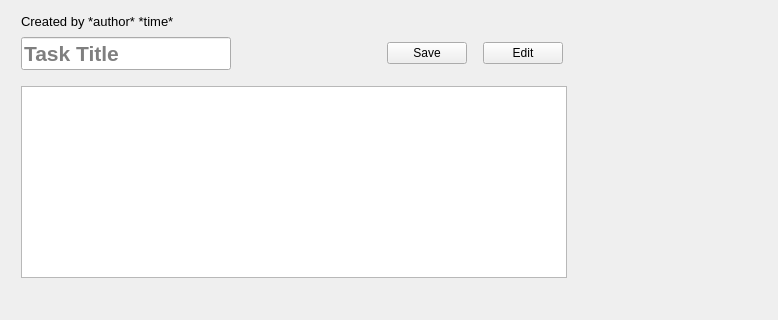
Qt form task-tracker-frontend/IssueWidget.ui (Unkorunk/task-tracker) before a commit; both pictures show x 0 to 778 and y 0 to 320 of the 778 by 481 pixel window.
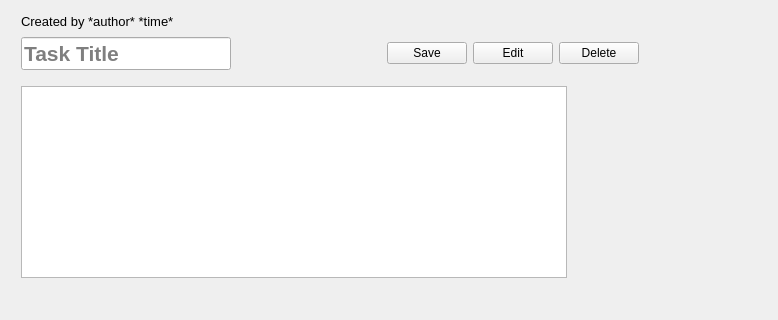
The same form after that commit.

Diff of the .ui file:
```diff
--- a/task-tracker-frontend/IssueWidget.ui
+++ b/task-tracker-frontend/IssueWidget.ui
@@ -119,22 +119,6 @@
          </property>
         </widget>
        </item>
-       <item>
-        <spacer name="horizontalSpacer_8">
-         <property name="orientation">
-          <enum>Qt::Horizontal</enum>
-         </property>
-         <property name="sizeType">
-          <enum>QSizePolicy::Fixed</enum>
-         </property>
-         <property name="sizeHint" stdset="0">
-          <size>
-           <width>10</width>
-           <height>20</height>
-          </size>
-         </property>
-        </spacer>
-       </item>
        <item>
         <widget class="QPushButton" name="editButton">
          <property name="text">
@@ -142,6 +126,13 @@
          </property>
         </widget>
        </item>
+       <item>
+        <widget class="QPushButton" name="deleteButton">
+         <property name="text">
+          <string>Delete</string>
+         </property>
+        </widget>
+       </item>
        <item>
         <spacer name="horizontalSpacer_4">
          <property name="orientation">
```
